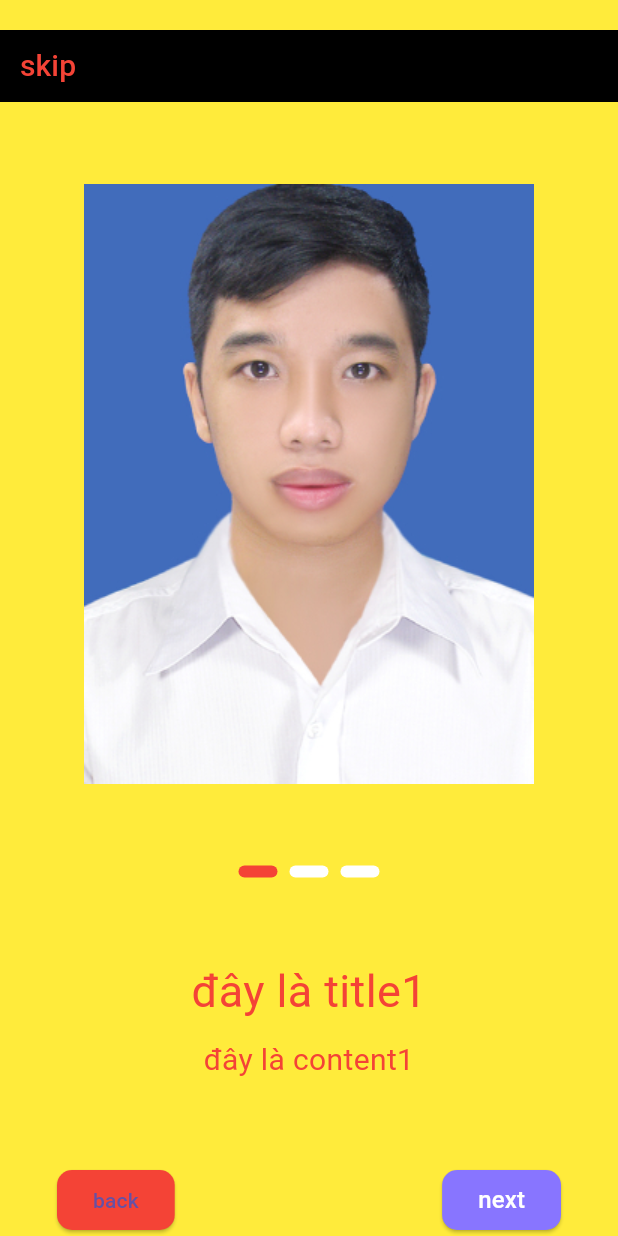
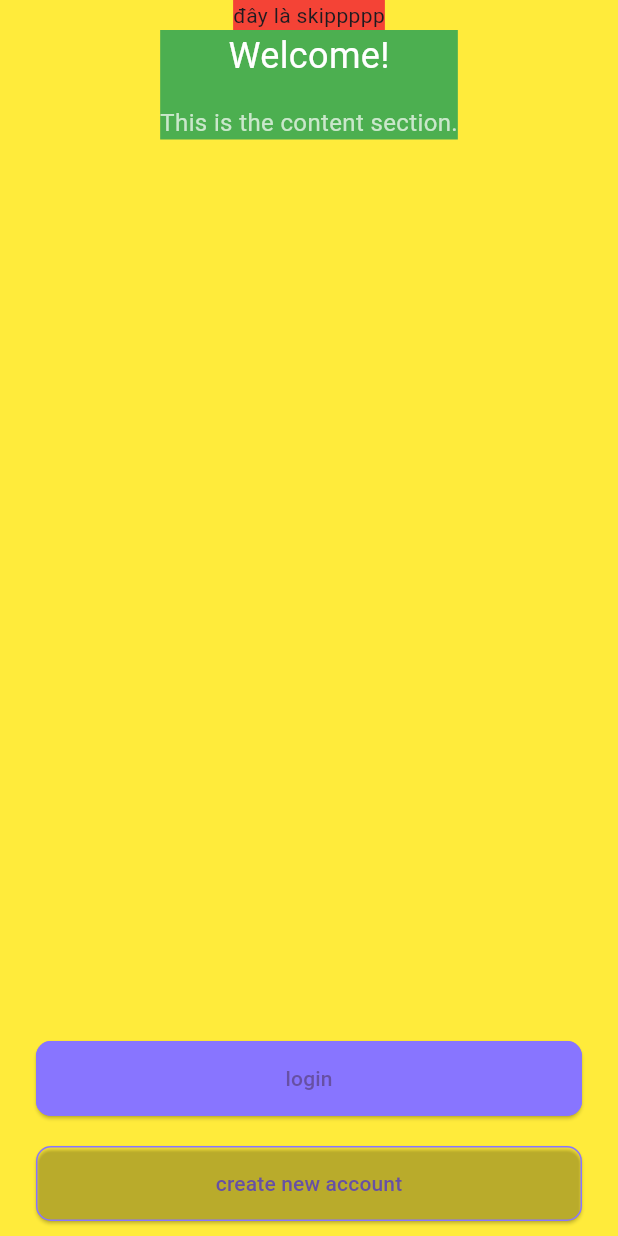
Before and after one commit to songtoantd18/nestjs, a Flutter app: the screen it shows after launch, on a phone screen of 412 x 824 dp. Run offline on Flutter 3.47's test engine with Material 3 defaults, Android fonts, the phone set to English and light mode, and no system bars.

Commit message:
Thêm WelcomePage và cập nhật main.dart để sử dụng trang chào mừng

```diff
--- a/todoapp/lib/main.dart
+++ b/todoapp/lib/main.dart
@@ -3,6 +3,7 @@ import 'package:provider/provider.dart';
 import 'dart:math';
 import 'package:flutter/material.dart';
 import 'package:todoapp/screen/onboarding/onboarding_page_view.dart';
+import 'package:todoapp/screen/welcome/welcome_page.dart';
 
 import 'screen/splashScreen.dart';
 
@@ -17,7 +18,8 @@ class MyApp extends StatelessWidget {
       title: 'Provider Demo',
 
       // home: SplashScreen(),
-      home: OnboardingPageView(),
+      // home: OnboardingPageView(),
+      home: WelcomePage(),
     );
   }
 }
--- /dev/null
+++ b/todoapp/lib/screen/welcome/welcome_page.dart
@@ -0,0 +1,88 @@
+import 'package:flutter/material.dart';
+
+class WelcomePage extends StatelessWidget {
+  const WelcomePage({super.key});
+
+  @override
+  Widget build(BuildContext context) {
+    return Scaffold(
+      backgroundColor: Colors.yellow,
+      body: SafeArea(
+        child: Column(
+          crossAxisAlignment: CrossAxisAlignment.center,
+          mainAxisAlignment: MainAxisAlignment.spaceEvenly,
+          children: [
+            _buildSkipButton(),
+            _buildContent(),
+            const Spacer(),
+            _buildButtonLogin(),
+
+            _buildButtonRegister(),
+          ],
+        ),
+      ),
+    );
+  }
+
+  Widget _buildSkipButton() {
+    return Container(color: Colors.red, child: Text('đây là skippppp'));
+  }
+
+  Widget _buildContent() {
+    return Container(
+      color: Colors.green,
+      margin: EdgeInsets.symmetric(horizontal: 38),
+      child: Column(
+        children: [
+          Text('Welcome!', style: TextStyle(fontSize: 24, color: Colors.white)),
+          SizedBox(height: 16),
+          Text(
+            'This is the content section.',
+            style: TextStyle(fontSize: 16, color: Colors.white70),
+          ),
+        ],
+      ),
+    );
+  }
+
+  Widget _buildButtonLogin() {
+    return Container(
+      width: double.infinity,
+      height: 50,
+      padding: EdgeInsets.symmetric(horizontal: 24),
+      margin: EdgeInsets.symmetric(vertical: 10),
+
+      child: ElevatedButton(
+        onPressed: () {},
+        style: ElevatedButton.styleFrom(
+          backgroundColor: Color(0xff8875ff),
+          shape: RoundedRectangleBorder(
+            borderRadius: BorderRadius.circular(10),
+          ),
+          side: BorderSide(width: 1, color: Color(0xff8875ff)),
+        ),
+        child: Text('login', style: TextStyle()),
+      ),
+    );
+  }
+
+  Widget _buildButtonRegister() {
+    return Container(
+      width: double.infinity,
+      height: 50,
+      padding: EdgeInsets.symmetric(horizontal: 24),
+      margin: EdgeInsets.symmetric(vertical: 10),
+      child: ElevatedButton(
+        onPressed: () {},
+        style: ElevatedButton.styleFrom(
+          backgroundColor: Colors.transparent,
+          shape: RoundedRectangleBorder(
+            borderRadius: BorderRadius.circular(10),
+          ),
+          side: BorderSide(width: 1, color: Color(0xff8875ff)),
+        ),
+        child: Text('create new account', style: TextStyle()),
+      ),
+    );
+  }
+}
```
Also changed, not shown: 1 other file.
